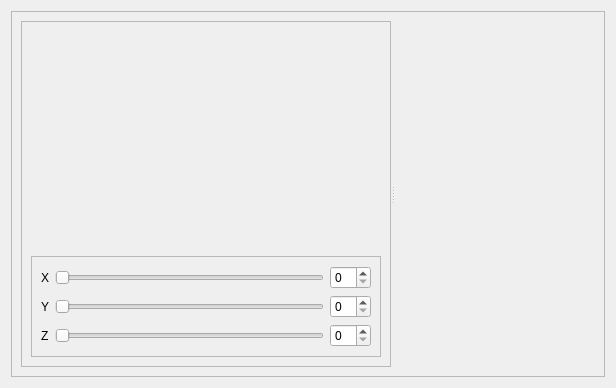
First picture: the form in Qt/my_programm/Get_acceleration_data/src/get_acceleration_data/ui/get_acceleration_data.ui, repository RinatB2017/mega_GIT, before the edit.
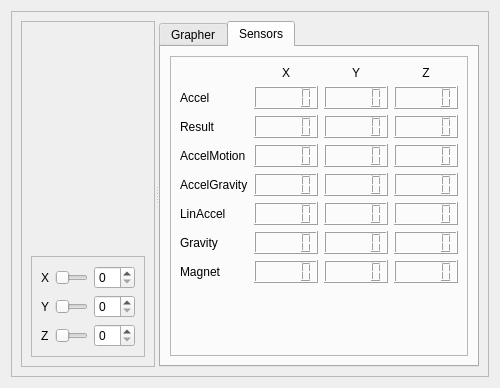
Second picture: the form after the edit. The open tabs and pages were chosen to show the change. Custom widgets are drawn as their Qt base class.

The edit to the form file:
```diff
--- a/Qt/my_programm/Get_acceleration_data/src/get_acceleration_data/ui/get_acceleration_data.ui
+++ b/Qt/my_programm/Get_acceleration_data/src/get_acceleration_data/ui/get_acceleration_data.ui
@@ -6,7 +6,7 @@
    <rect>
     <x>0</x>
     <y>0</y>
-    <width>616</width>
+    <width>500</width>
     <height>388</height>
    </rect>
   </property>
@@ -22,7 +22,7 @@
      <property name="frameShadow">
       <enum>QFrame::Raised</enum>
      </property>
-     <layout class="QVBoxLayout" name="verticalLayout_3">
+     <layout class="QVBoxLayout" name="verticalLayout_6">
       <item>
        <widget class="QSplitter" name="splitter">
         <property name="orientation">
@@ -134,7 +134,199 @@
           </item>
          </layout>
         </widget>
-        <widget class="GrapherBox" name="grapher_widget" native="true"/>
+        <widget class="QTabWidget" name="tabWidget">
+         <property name="currentIndex">
+          <number>0</number>
+         </property>
+         <widget class="QWidget" name="grapher_tab">
+          <attribute name="title">
+           <string>Grapher</string>
+          </attribute>
+          <layout class="QVBoxLayout" name="verticalLayout_4">
+           <item>
+            <widget class="GrapherBox" name="grapher_widget" native="true"/>
+           </item>
+          </layout>
+         </widget>
+         <widget class="QWidget" name="sensors_tab">
+          <attribute name="title">
+           <string>Sensors</string>
+          </attribute>
+          <layout class="QVBoxLayout" name="verticalLayout_5">
+           <item>
+            <widget class="QFrame" name="frame_2">
+             <property name="frameShape">
+              <enum>QFrame::StyledPanel</enum>
+             </property>
+             <property name="frameShadow">
+              <enum>QFrame::Raised</enum>
+             </property>
+             <layout class="QVBoxLayout" name="verticalLayout_3">
+              <item>
+               <layout class="QGridLayout" name="gridLayout">
+                <item row="3" column="0">
+                 <widget class="QLabel" name="label_5">
+                  <property name="text">
+                   <string>AccelMotion</string>
+                  </property>
+                 </widget>
+                </item>
+                <item row="4" column="0">
+                 <widget class="QLabel" name="label_7">
+                  <property name="text">
+                   <string>AccelGravity</string>
+                  </property>
+                 </widget>
+                </item>
+                <item row="7" column="0">
+                 <widget class="QLabel" name="label_10">
+                  <property name="text">
+                   <string>Magnet</string>
+                  </property>
+                 </widget>
+                </item>
+                <item row="1" column="0">
+                 <widget class="QLabel" name="label">
+                  <property name="text">
+                   <string>Accel</string>
+                  </property>
+                 </widget>
+                </item>
+                <item row="0" column="1">
+                 <widget class="QLabel" name="label_12">
+                  <property name="text">
+                   <string>X</string>
+                  </property>
+                  <property name="alignment">
+                   <set>Qt::AlignCenter</set>
+                  </property>
+                 </widget>
+                </item>
+                <item row="0" column="2">
+                 <widget class="QLabel" name="label_11">
+                  <property name="text">
+                   <string>Y</string>
+                  </property>
+                  <property name="alignment">
+                   <set>Qt::AlignCenter</set>
+                  </property>
+                 </widget>
+                </item>
+                <item row="5" column="0">
+                 <widget class="QLabel" name="label_8">
+                  <property name="text">
+                   <string>LinAccel</string>
+                  </property>
+                 </widget>
+                </item>
+                <item row="6" column="0">
+                 <widget class="QLabel" name="label_9">
+                  <property name="text">
+                   <string>Gravity</string>
+                  </property>
+                 </widget>
+                </item>
+                <item row="2" column="0">
+                 <widget class="QLabel" name="label_4">
+                  <property name="text">
+                   <string>Result</string>
+                  </property>
+                 </widget>
+                </item>
+                <item row="0" column="3">
+                 <widget class="QLabel" name="label_13">
+                  <property name="text">
+                   <string>Z</string>
+                  </property>
+                  <property name="alignment">
+                   <set>Qt::AlignCenter</set>
+                  </property>
+                 </widget>
+                </item>
+                <item row="1" column="1">
+                 <widget class="QLCDNumber" name="lcd_accel_x"/>
+                </item>
+                <item row="1" column="2">
+                 <widget class="QLCDNumber" name="lcd_accel_y"/>
+                </item>
+                <item row="1" column="3">
+                 <widget class="QLCDNumber" name="lcd_accel_z"/>
+                </item>
+                <item row="2" column="1">
+                 <widget class="QLCDNumber" name="lcd_result_x"/>
+                </item>
+                <item row="2" column="2">
+                 <widget class="QLCDNumber" name="lcd_result_y"/>
+                </item>
+                <item row="2" column="3">
+                 <widget class="QLCDNumber" name="lcd_result_z"/>
+                </item>
+                <item row="3" column="1">
+                 <widget class="QLCDNumber" name="lcd_accelmotion_x"/>
+                </item>
+                <item row="3" column="2">
+                 <widget class="QLCDNumber" name="lcd_accelmotion_y"/>
+                </item>
+                <item row="3" column="3">
+                 <widget class="QLCDNumber" name="lcd_accelmotion_z"/>
+                </item>
+                <item row="4" column="1">
+                 <widget class="QLCDNumber" name="lcd_accelgravity_x"/>
+                </item>
+                <item row="4" column="2">
+                 <widget class="QLCDNumber" name="lcd_accelgravity_y"/>
+                </item>
+                <item row="4" column="3">
+                 <widget class="QLCDNumber" name="lcd_accelgravity_z"/>
+                </item>
+                <item row="5" column="1">
+                 <widget class="QLCDNumber" name="lcd_linaccel_x"/>
+                </item>
+                <item row="5" column="2">
+                 <widget class="QLCDNumber" name="lcd_linaccel_y"/>
+                </item>
+                <item row="5" column="3">
+                 <widget class="QLCDNumber" name="lcd_linaccel_z"/>
+                </item>
+                <item row="6" column="1">
+                 <widget class="QLCDNumber" name="lcd_gravity_x"/>
+                </item>
+                <item row="6" column="2">
+                 <widget class="QLCDNumber" name="lcd_gravity_y"/>
+                </item>
+                <item row="6" column="3">
+                 <widget class="QLCDNumber" name="lcd_gravity_z"/>
+                </item>
+                <item row="7" column="1">
+                 <widget class="QLCDNumber" name="lcd_magnet_x"/>
+                </item>
+                <item row="7" column="2">
+                 <widget class="QLCDNumber" name="lcd_magnet_y"/>
+                </item>
+                <item row="7" column="3">
+                 <widget class="QLCDNumber" name="lcd_magnet_z"/>
+                </item>
+               </layout>
+              </item>
+              <item>
+               <spacer name="verticalSpacer">
+                <property name="orientation">
+                 <enum>Qt::Vertical</enum>
+                </property>
+                <property name="sizeHint" stdset="0">
+                 <size>
+                  <width>20</width>
+                  <height>40</height>
+                 </size>
+                </property>
+               </spacer>
+              </item>
+             </layout>
+            </widget>
+           </item>
+          </layout>
+         </widget>
+        </widget>
        </widget>
       </item>
      </layout>
```
